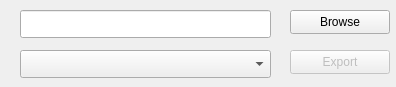
hydrogen-music/hydrogen, file src/gui/src/SoundLibrary/SoundLibraryExportDialog_UI.ui: the form before one commit.
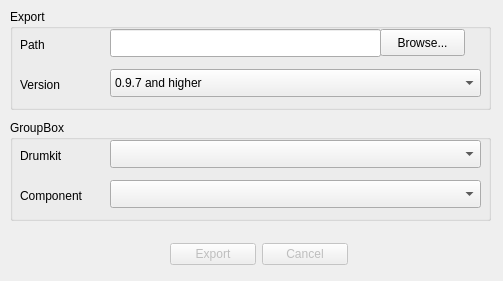
The form after the commit.

Commit message: Basic form

```diff
--- a/src/gui/src/SoundLibrary/SoundLibraryExportDialog_UI.ui
+++ b/src/gui/src/SoundLibrary/SoundLibraryExportDialog_UI.ui
@@ -1,71 +1,198 @@
 <ui version="4.0" >
  <class>SoundLibraryExportDialog_UI</class>
- <widget class="QDialog" name="SoundLibraryExportDialog_UI" >
-  <property name="geometry" >
+ <widget class="QDialog" name="SoundLibraryExportDialog_UI">
+  <property name="geometry">
    <rect>
     <x>0</x>
     <y>0</y>
-    <width>396</width>
-    <height>87</height>
+    <width>503</width>
+    <height>281</height>
    </rect>
   </property>
   <property name="windowTitle" >
    <string>Dialog</string>
   </property>
-  <widget class="QPushButton" name="browseBtn" >
-   <property name="geometry" >
+  <widget class="QGroupBox" name="drumkitGroubox">
+   <property name="geometry">
     <rect>
-     <x>290</x>
-     <y>10</y>
-     <width>100</width>
-     <height>24</height>
+     <x>10</x>
+     <y>120</y>
+     <width>481</width>
+     <height>101</height>
     </rect>
    </property>
-   <property name="text" >
-    <string>Browse</string>
+   <property name="title">
+    <string>GroupBox</string>
    </property>
-   <property name="autoDefault" >
-    <bool>false</bool>
-   </property>
+   <widget class="QComboBox" name="drumkitList">
+    <property name="geometry">
+     <rect>
+      <x>100</x>
+      <y>20</y>
+      <width>371</width>
+      <height>28</height>
+     </rect>
+    </property>
+   </widget>
+   <widget class="QComboBox" name="componentList">
+    <property name="geometry">
+     <rect>
+      <x>100</x>
+      <y>60</y>
+      <width>371</width>
+      <height>28</height>
+     </rect>
+    </property>
+   </widget>
+   <widget class="QLabel" name="labelDrumkit">
+    <property name="geometry">
+     <rect>
+      <x>10</x>
+      <y>20</y>
+      <width>81</width>
+      <height>31</height>
+     </rect>
+    </property>
+    <property name="text">
+     <string>Drumkit</string>
+    </property>
+   </widget>
+   <widget class="QLabel" name="labelComponent">
+    <property name="geometry">
+     <rect>
+      <x>10</x>
+      <y>60</y>
+      <width>81</width>
+      <height>31</height>
+     </rect>
+    </property>
+    <property name="text">
+     <string>Component</string>
+    </property>
+   </widget>
   </widget>
-  <widget class="QLineEdit" name="drumkitPathTxt" >
-   <property name="geometry" >
+  <widget class="QGroupBox" name="exportGroupbox">
+   <property name="geometry">
     <rect>
-     <x>20</x>
-     <y>10</y>
-     <width>251</width>
-     <height>28</height>
+     <x>10</x>
+     <y>9</y>
+     <width>481</width>
+     <height>101</height>
     </rect>
    </property>
-  </widget>
-  <widget class="QComboBox" name="drumkitList" >
-   <property name="geometry" >
-    <rect>
-     <x>20</x>
-     <y>50</y>
-     <width>251</width>
-     <height>28</height>
-    </rect>
-   </property>
-  </widget>
-  <widget class="QPushButton" name="exportBtn" >
-   <property name="enabled" >
-    <bool>false</bool>
-   </property>
-   <property name="geometry" >
-    <rect>
-     <x>290</x>
-     <y>50</y>
-     <width>100</width>
-     <height>24</height>
-    </rect>
-   </property>
-   <property name="text" >
+   <property name="title">
     <string>Export</string>
    </property>
-   <property name="autoDefault" >
-    <bool>false</bool>
+   <widget class="QLabel" name="labelPath">
+    <property name="geometry">
+     <rect>
+      <x>10</x>
+      <y>20</y>
+      <width>81</width>
+      <height>31</height>
+     </rect>
+    </property>
+    <property name="text">
+     <string>Path</string>
+    </property>
+   </widget>
+   <widget class="QLabel" name="labelVersion">
+    <property name="geometry">
+     <rect>
+      <x>10</x>
+      <y>60</y>
+      <width>81</width>
+      <height>31</height>
+     </rect>
+    </property>
+    <property name="text">
+     <string>Version</string>
+    </property>
+   </widget>
+   <widget class="QLineEdit" name="drumkitPathTxt">
+    <property name="geometry">
+     <rect>
+      <x>100</x>
+      <y>20</y>
+      <width>271</width>
+      <height>28</height>
+     </rect>
+    </property>
+   </widget>
+   <widget class="QPushButton" name="browseBtn">
+    <property name="geometry">
+     <rect>
+      <x>370</x>
+      <y>20</y>
+      <width>85</width>
+      <height>27</height>
+     </rect>
+    </property>
+    <property name="text">
+     <string>Browse...</string>
+    </property>
+    <property name="autoDefault">
+     <bool>false</bool>
+    </property>
+   </widget>
+   <widget class="QComboBox" name="versionList">
+    <property name="geometry">
+     <rect>
+      <x>100</x>
+      <y>60</y>
+      <width>371</width>
+      <height>28</height>
+     </rect>
+    </property>
+    <item>
+     <property name="text">
+      <string>0.9.7 and higher</string>
+     </property>
+    </item>
+    <item>
+     <property name="text">
+      <string>0.9.6 and lower</string>
+     </property>
+    </item>
+   </widget>
+  </widget>
+  <widget class="QWidget" name="">
+   <property name="geometry">
+    <rect>
+     <x>170</x>
+     <y>240</y>
+     <width>178</width>
+     <height>29</height>
+    </rect>
    </property>
+   <layout class="QHBoxLayout" name="horizontalLayoutBtns">
+    <item>
+     <widget class="QPushButton" name="exportBtn">
+      <property name="enabled">
+       <bool>false</bool>
+      </property>
+      <property name="text">
+       <string>Export</string>
+      </property>
+      <property name="autoDefault">
+       <bool>false</bool>
+      </property>
+     </widget>
+    </item>
+    <item>
+     <widget class="QPushButton" name="cancelBtn">
+      <property name="enabled">
+       <bool>false</bool>
+      </property>
+      <property name="text">
+       <string>Cancel</string>
+      </property>
+      <property name="autoDefault">
+       <bool>false</bool>
+      </property>
+     </widget>
+    </item>
+   </layout>
   </widget>
  </widget>
  <resources/>
```
Left out of the diff: 5 changed lines with no effect on the pictures. The commit also changes 2 other files.
